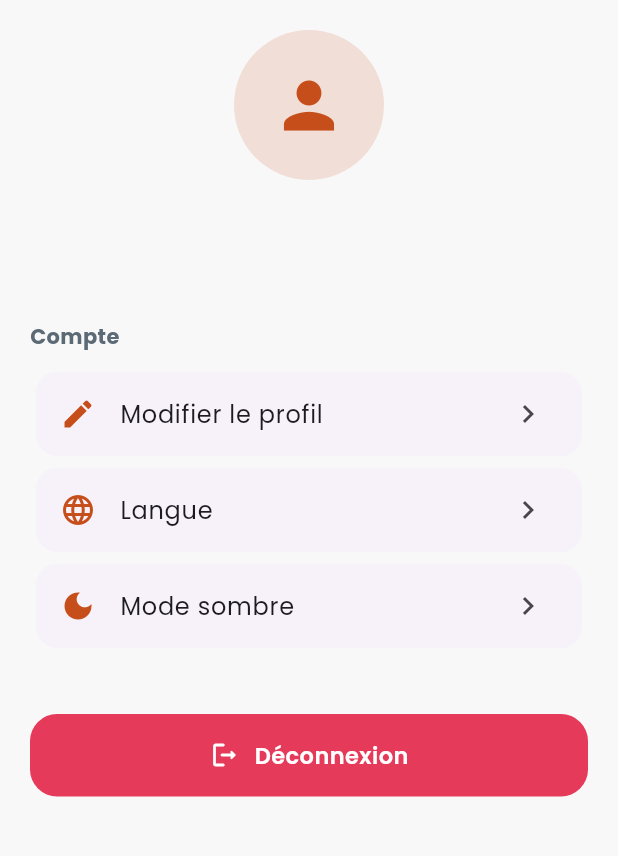
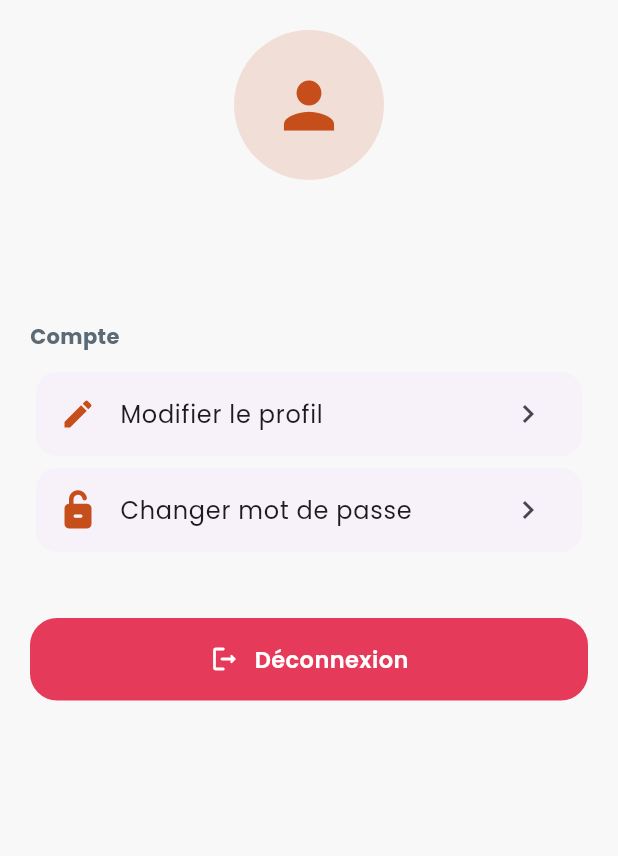
Before and after one commit to LUGRAM/messereserve, a Flutter app: the ProfilePage screen opened directly, on a phone screen of 412 x 824 dp, the part 84-940 px from its top. Run offline on Flutter 3.47's test engine with Material 3 defaults, Android fonts, the phone set to English and light mode, and no system bars; our stand-ins replace dio, font_awesome_flutter, get, get_storage, google_fonts, image_picker and 2 more; accounts and stored records are empty; network calls fail.

Commit message:
Modification des boutons dans profil

```diff
--- a/lib/features/masses/pages/reservations/reservation_detail_page.dart
+++ b/lib/features/masses/pages/reservations/reservation_detail_page.dart
@@ -203,12 +203,14 @@ class ReservationDetailPage extends StatelessWidget {
         icon = Icons.check_circle;
         text = "Commande terminée";
         break;
+    case "refusee":
       case "payee":
         bgColor = Colors.blue;
         icon = Icons.check_circle;
         text = "Commande payée";
         break;
-      case "refusee":
+      //case "refusee":
+      case "annulee":
         bgColor = Colors.redAccent.withOpacity(0.8);
         icon = Icons.cancel;
         text = "Commande annulée";
--- a/lib/features/profile/pages/profile_page.dart
+++ b/lib/features/profile/pages/profile_page.dart
@@ -1,4 +1,5 @@
 import 'package:flutter/material.dart';
+import 'package:font_awesome_flutter/font_awesome_flutter.dart';
 import 'package:get/get.dart';
 import '../../../app/theme/app_colors.dart';
 import '../../auth/controllers/auth_controller.dart';
@@ -168,14 +169,8 @@ class ProfilePage extends StatelessWidget {
 
 
             _tile(
-              icon: Icons.language,
-              title: "Langue",
-              onTap: () {},
-            ),
-
-            _tile(
-              icon: Icons.dark_mode,
-              title: "Mode sombre",
+              icon: FontAwesomeIcons.unlockKeyhole,
+              title: "Changer mot de passe",
               onTap: () {},
             ),
 
```
Also changed, not shown: lib/features/masses/pages/reservations/reservations_list_page.dart (+5 -2 lines), 1 other file.
